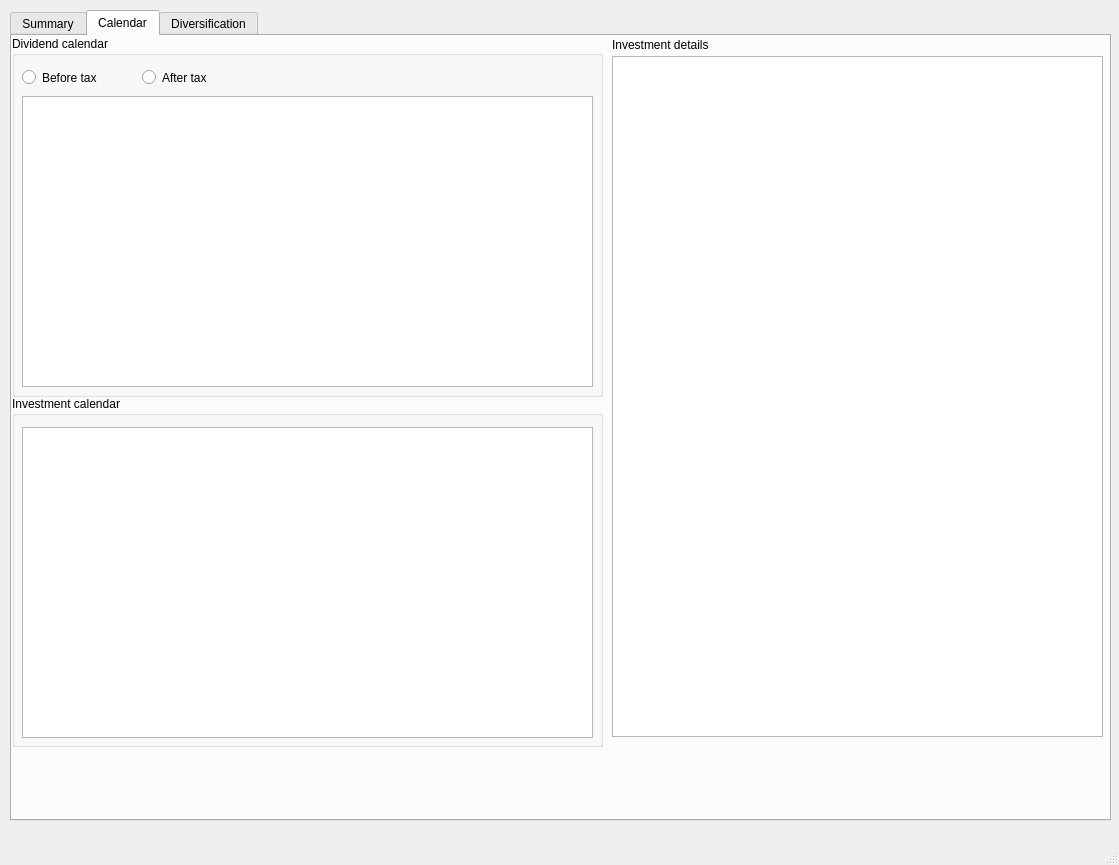
Before: the Qt Designer form divui.ui in neeraavi/pydiv, drawn with Qt 5.
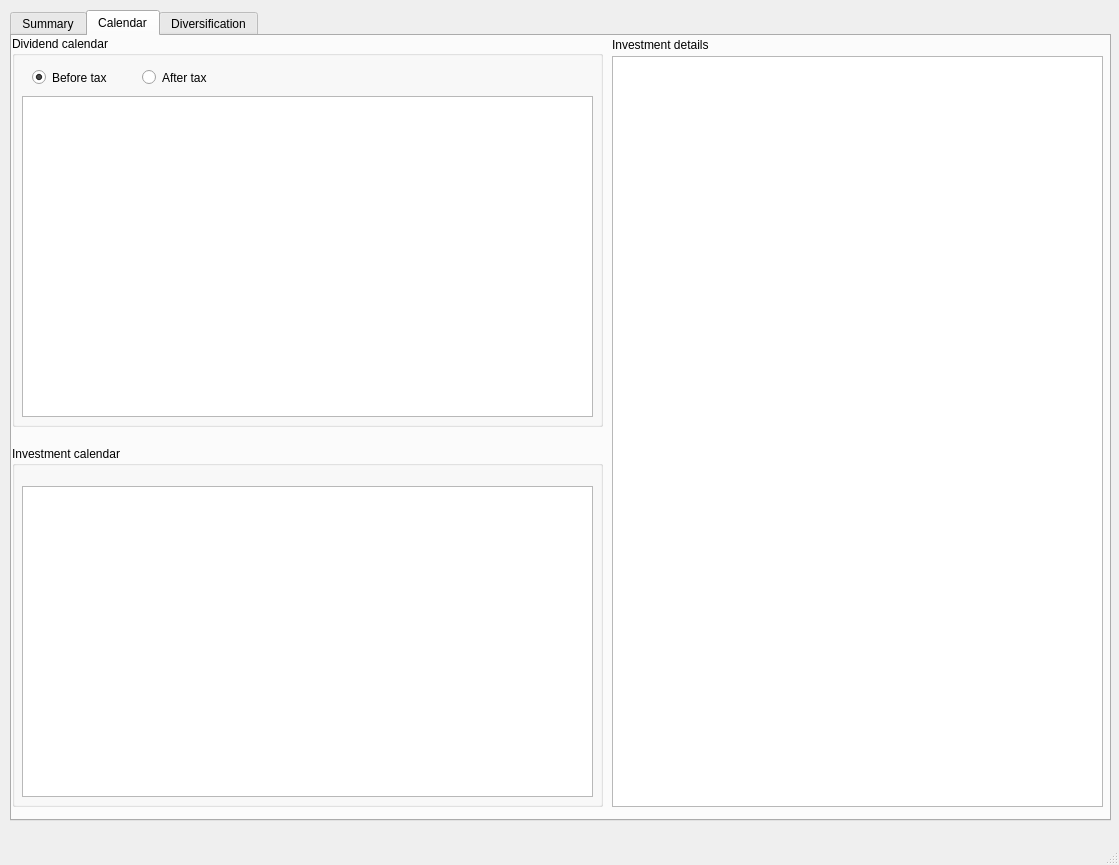
After: the same form once the commit is applied. The open tabs and pages were chosen to show the change.

Diff of the .ui file:
```diff
--- a/divui.ui
+++ b/divui.ui
@@ -226,7 +226,7 @@
         <x>0</x>
         <y>0</y>
         <width>591</width>
-        <height>361</height>
+        <height>391</height>
        </rect>
       </property>
       <property name="title">
@@ -238,9 +238,15 @@
          <x>10</x>
          <y>60</y>
          <width>571</width>
-         <height>291</height>
+         <height>321</height>
         </rect>
        </property>
+       <property name="font">
+        <font>
+         <family>Noto Sans Mono</family>
+         <pointsize>9</pointsize>
+        </font>
+       </property>
        <attribute name="verticalHeaderMinimumSectionSize">
         <number>16</number>
        </attribute>
@@ -251,7 +257,7 @@
       <widget class="QRadioButton" name="beforeTax">
        <property name="geometry">
         <rect>
-         <x>10</x>
+         <x>20</x>
          <y>30</y>
          <width>112</width>
          <height>23</height>
@@ -260,6 +266,9 @@
        <property name="text">
         <string>Before tax</string>
        </property>
+       <property name="checked">
+        <bool>true</bool>
+       </property>
       </widget>
       <widget class="QRadioButton" name="afterTax">
        <property name="geometry">
@@ -279,9 +288,9 @@
       <property name="geometry">
        <rect>
         <x>0</x>
-        <y>360</y>
+        <y>410</y>
         <width>591</width>
-        <height>351</height>
+        <height>361</height>
        </rect>
       </property>
       <property name="title">
@@ -291,7 +300,7 @@
        <property name="geometry">
         <rect>
          <x>10</x>
-         <y>31</y>
+         <y>40</y>
          <width>571</width>
          <height>311</height>
         </rect>
@@ -331,7 +340,7 @@
         <x>600</x>
         <y>20</y>
         <width>491</width>
-        <height>681</height>
+        <height>751</height>
        </rect>
       </property>
       <attribute name="verticalHeaderVisible">
```
